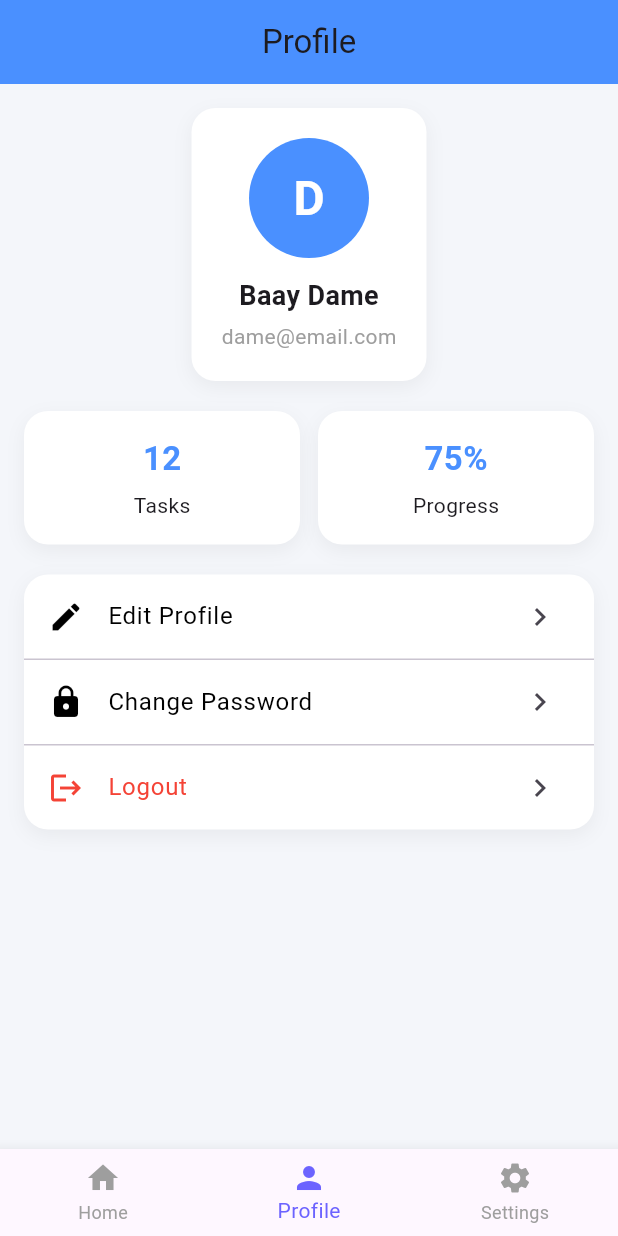
After one commit to Dame002/design_redo, a Flutter app: the screen it shows after launch, item 2 of the bottom bar chosen, on a phone screen of 412 x 824 dp. The commit adds this screen. Run offline on Flutter 3.47's test engine with Material 3 defaults, Android fonts, the phone set to English and light mode, and no system bars.

Commit message:
Création Page Home & Settings

```diff
--- a/lib/main.dart
+++ b/lib/main.dart
@@ -1,5 +1,7 @@
 import 'package:flutter/material.dart';
 import 'screens/home_screen.dart';
+import 'screens/profile_screen.dart';
+import 'screens/settings_screen.dart';
 
 void main() {
   runApp(const MyApp());
@@ -10,10 +12,61 @@ class MyApp extends StatelessWidget {
 
   @override
   Widget build(BuildContext context) {
-    return MaterialApp(
+    return const MaterialApp(
       debugShowCheckedModeBanner: false,
       title: 'TP FLUTTER',
-      home: const HomeScreen(),
+      home: MainLayout(),
     );
   }
 }
+
+class MainLayout extends StatefulWidget {
+  const MainLayout({super.key});
+
+  @override
+  State<MainLayout> createState() => _MainLayoutState();
+}
+
+class _MainLayoutState extends State<MainLayout> {
+  int _currentIndex = 0;
+
+  final List<Widget> _screens = const [
+    HomeScreen(),
+    ProfileScreen(),
+    SettingsScreen(),
+  ];
+
+  @override
+  Widget build(BuildContext context) {
+    return Scaffold(
+      body: IndexedStack(
+        index: _currentIndex,
+        children: _screens,
+      ),
+      bottomNavigationBar: BottomNavigationBar(
+        currentIndex: _currentIndex,
+        selectedItemColor: const Color(0xFF6C63FF),
+        unselectedItemColor: Colors.grey,
+        onTap: (index) {
+          setState(() {
+            _currentIndex = index;
+          });
+        },
+        items: const [
+          BottomNavigationBarItem(
+            icon: Icon(Icons.home),
+            label: 'Home',
+          ),
+          BottomNavigationBarItem(
+            icon: Icon(Icons.person),
+            label: 'Profile',
+          ),
+          BottomNavigationBarItem(
+            icon: Icon(Icons.settings),
+            label: 'Settings',
+          ),
+        ],
+      ),
+    );
+  }
+}
--- /dev/null
+++ b/lib/screens/profile_screen.dart
@@ -0,0 +1,157 @@
+import 'package:flutter/material.dart';
+
+class ProfileScreen extends StatelessWidget {
+  const ProfileScreen({super.key});
+
+  @override
+  Widget build(BuildContext context) {
+    return Scaffold(
+      backgroundColor: const Color(0xFFF4F6FA),
+      appBar: AppBar(
+        title: const Text('Profile'),
+        centerTitle: true,
+        backgroundColor: const Color(0xFF4A90FF),
+      ),
+      body: SingleChildScrollView(
+        padding: const EdgeInsets.all(16),
+        child: Column(
+          children: [
+            // AVATAR + NAME
+            Container(
+              padding: const EdgeInsets.all(20),
+              decoration: _cardDecoration(),
+              child: Column(
+                children: const [
+                  CircleAvatar(
+                    radius: 40,
+                    backgroundColor: Color(0xFF4A90FF),
+                    child: Text(
+                      'D',
+                      style: TextStyle(
+                        fontSize: 32,
+                        color: Colors.white,
+                        fontWeight: FontWeight.bold,
+                      ),
+                    ),
+                  ),
+                  SizedBox(height: 12),
+                  Text(
+                    'Baay Dame',
+                    style: TextStyle(
+                      fontSize: 18,
+                      fontWeight: FontWeight.bold,
+                    ),
+                  ),
+                  SizedBox(height: 4),
+                  Text(
+                    'dame@email.com',
+                    style: TextStyle(color: Colors.grey),
+                  ),
+                ],
+              ),
+            ),
+
+            const SizedBox(height: 20),
+
+
+            Row(
+              children: [
+                _statCard('Tasks', '12'),
+                const SizedBox(width: 12),
+                _statCard('Progress', '75%'),
+              ],
+            ),
+
+            const SizedBox(height: 20),
+
+
+            Container(
+              decoration: _cardDecoration(),
+              child: Column(
+                children: const [
+                  _ProfileItem(
+                    icon: Icons.edit,
+                    title: 'Edit Profile',
+                  ),
+                  Divider(height: 1),
+                  _ProfileItem(
+                    icon: Icons.lock,
+                    title: 'Change Password',
+                  ),
+                  Divider(height: 1),
+                  _ProfileItem(
+                    icon: Icons.logout,
+                    title: 'Logout',
+                    isDanger: true,
+                  ),
+                ],
+              ),
+            ),
+          ],
+        ),
+      ),
+    );
+  }
+
+  static BoxDecoration _cardDecoration() {
+    return BoxDecoration(
+      color: Colors.white,
+      borderRadius: BorderRadius.circular(16),
+      boxShadow: [
+        BoxShadow(
+          color: Colors.black.withOpacity(0.05),
+          blurRadius: 10,
+          offset: const Offset(0, 4),
+        ),
+      ],
+    );
+  }
+
+  Widget _statCard(String title, String value) {
+    return Expanded(
+      child: Container(
+        padding: const EdgeInsets.all(16),
+        decoration: _cardDecoration(),
+        child: Column(
+          children: [
+            Text(
+              value,
+              style: const TextStyle(
+                fontSize: 22,
+                fontWeight: FontWeight.bold,
+                color: Color(0xFF4A90FF),
+              ),
+            ),
+            const SizedBox(height: 6),
+            Text(title),
+          ],
+        ),
+      ),
+    );
+  }
+}
+
+class _ProfileItem extends StatelessWidget {
+  final IconData icon;
+  final String title;
+  final bool isDanger;
+
+  const _ProfileItem({
+    required this.icon,
+    required this.title,
+    this.isDanger = false,
+  });
+
+  @override
+  Widget build(BuildContext context) {
+    return ListTile(
+      leading: Icon(icon, color: isDanger ? Colors.red : Colors.black),
+      title: Text(
+        title,
+        style: TextStyle(color: isDanger ? Colors.red : Colors.black),
+      ),
+      trailing: const Icon(Icons.chevron_right),
+      onTap: () {},
+    );
+  }
+}
```
Also changed, not shown: lib/screens/home_screen.dart (+13 -20 lines), lib/screens/settings_screen.dart (added, +108 -0 lines).
